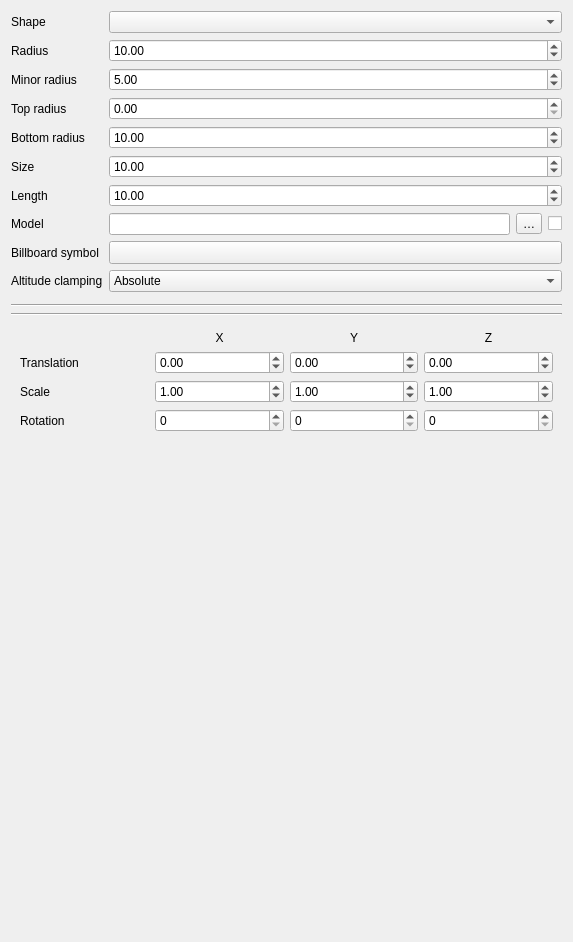
The window that src/ui/3d/point3dsymbolwidget.ui (qgis/QGIS) describes before a commit, drawn with Qt 5.
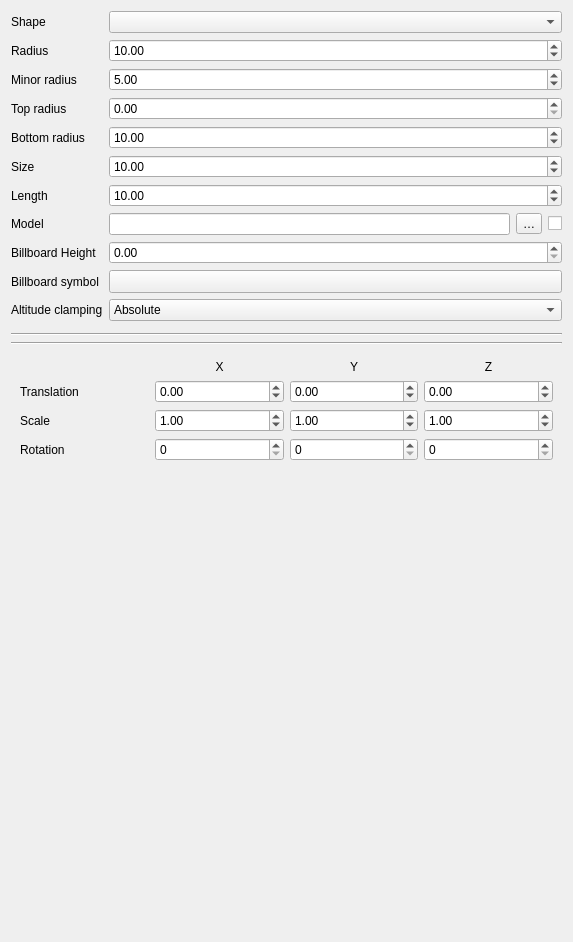
The same window after the commit. Custom widgets are drawn as their Qt base class.

Commit message: Add billboard height in the UI.

```diff
--- a/src/ui/3d/point3dsymbolwidget.ui
+++ b/src/ui/3d/point3dsymbolwidget.ui
@@ -31,16 +31,6 @@
      </property>
     </widget>
    </item>
-   <item row="1" column="1">
-    <widget class="QgsDoubleSpinBox" name="spinRadius">
-     <property name="maximum">
-      <double>99999.000000000000000</double>
-     </property>
-     <property name="value">
-      <double>10.000000000000000</double>
-     </property>
-    </widget>
-   </item>
    <item row="2" column="0">
     <widget class="QLabel" name="labelMinorRadius">
      <property name="text">
@@ -155,13 +145,20 @@
     </layout>
    </item>
    <item row="8" column="0">
+    <widget class="QLabel" name="labelBillboardHeight">
+     <property name="text">
+      <string>Billboard Height</string>
+     </property>
+    </widget>
+   </item>
+   <item row="9" column="0">
     <widget class="QLabel" name="labelBillboardSymbol">
      <property name="text">
       <string>Billboard symbol</string>
      </property>
     </widget>
    </item>
-   <item row="8" column="1">
+   <item row="9" column="1">
     <widget class="QgsSymbolButton" name="btnChangeSymbol">
      <property name="sizePolicy">
       <sizepolicy hsizetype="Preferred" vsizetype="Fixed">
@@ -174,14 +171,14 @@
      </property>
     </widget>
    </item>
-   <item row="9" column="0">
+   <item row="10" column="0">
     <widget class="QLabel" name="labelAltClamping">
      <property name="text">
       <string>Altitude clamping</string>
      </property>
     </widget>
    </item>
-   <item row="9" column="1">
+   <item row="10" column="1">
     <widget class="QComboBox" name="cboAltClamping">
      <item>
       <property name="text">
@@ -200,24 +197,24 @@
      </item>
     </widget>
    </item>
-   <item row="10" column="0" colspan="2">
-    <widget class="QgsPhongMaterialWidget" name="widgetMaterial" native="true"/>
-   </item>
    <item row="11" column="0" colspan="2">
-    <widget class="Line" name="line">
-     <property name="orientation">
-      <enum>Qt::Horizontal</enum>
-     </property>
-    </widget>
+    <widget class="QgsPhongMaterialWidget" name="widgetMaterial" native="true"/>
    </item>
    <item row="12" column="0" colspan="2">
-    <widget class="Line" name="line_2">
+    <widget class="Line" name="line">
      <property name="orientation">
       <enum>Qt::Horizontal</enum>
      </property>
     </widget>
    </item>
    <item row="13" column="0" colspan="2">
+    <widget class="Line" name="line_2">
+     <property name="orientation">
+      <enum>Qt::Horizontal</enum>
+     </property>
+    </widget>
+   </item>
+   <item row="14" column="0" colspan="2">
     <widget class="QWidget" name="transformationWidget" native="true">
      <layout class="QGridLayout" name="gridLayout">
       <item row="0" column="1">
@@ -373,6 +370,23 @@
      </layout>
     </widget>
    </item>
+   <item row="1" column="1">
+    <widget class="QgsDoubleSpinBox" name="spinRadius">
+     <property name="maximum">
+      <double>99999.000000000000000</double>
+     </property>
+     <property name="value">
+      <double>10.000000000000000</double>
+     </property>
+    </widget>
+   </item>
+   <item row="8" column="1">
+    <widget class="QDoubleSpinBox" name="spinBillboardHeight">
+     <property name="maximum">
+      <double>99999.000000000000000</double>
+     </property>
+    </widget>
+   </item>
   </layout>
  </widget>
  <customwidgets>
```
The commit also changes 1 other file.
